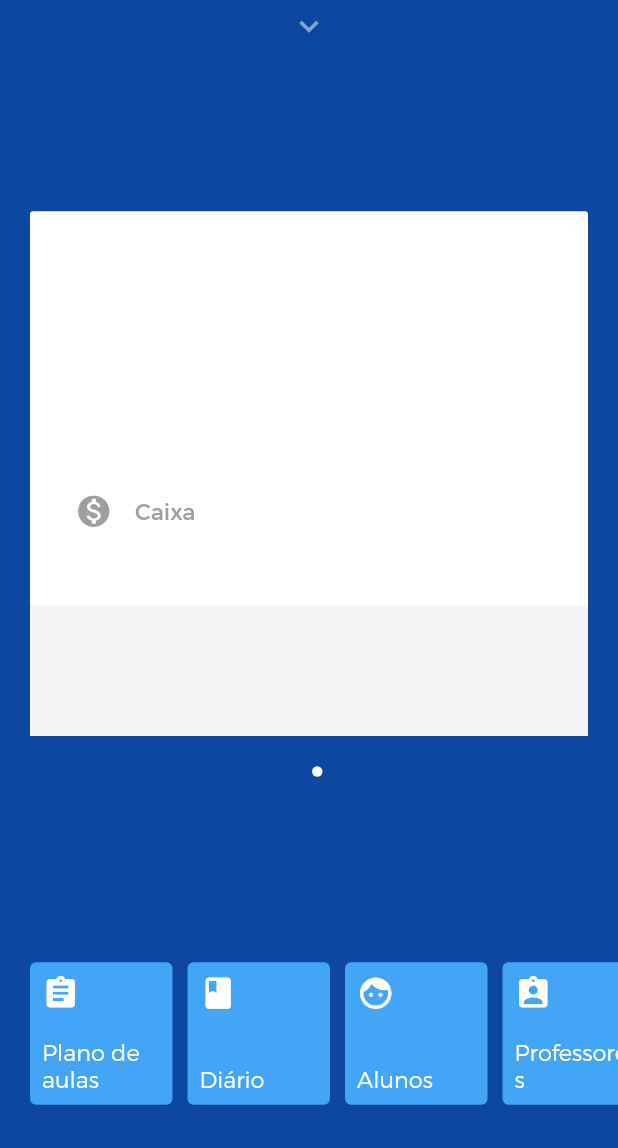
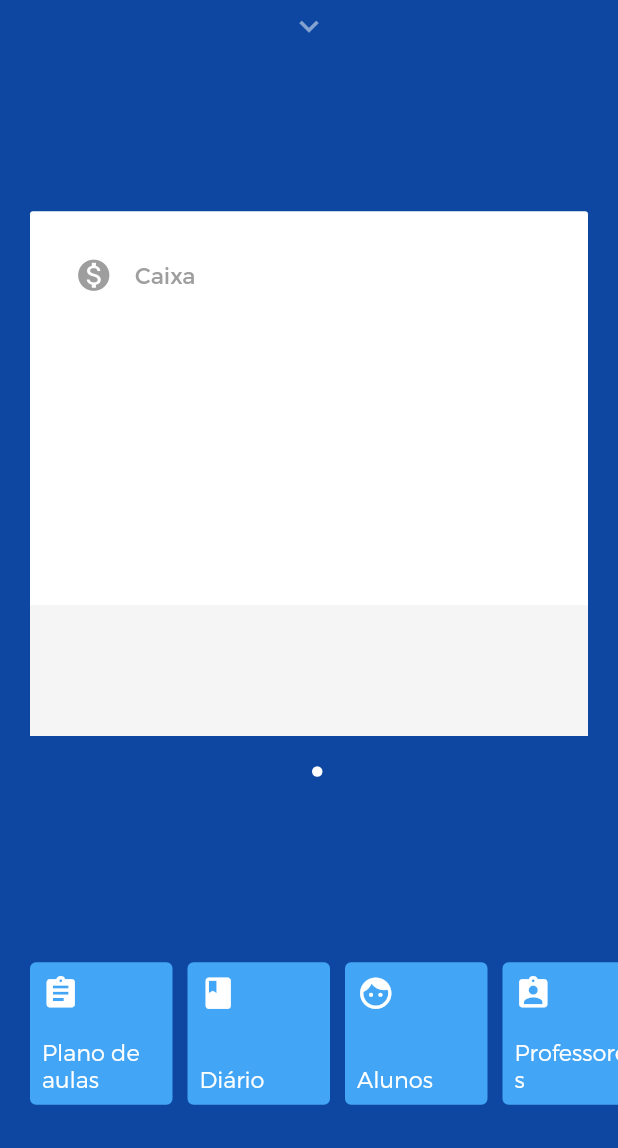
Before and after one commit to guimatech/adad_app, a Flutter app: the screen it shows after launch, swiped to page 2, on a phone screen of 412 x 824 dp, the part 88-1236 px from its top. Run offline on Flutter 3.47's test engine with Material 2 defaults, Android fonts, the phone set to English and light mode, and no system bars; our stand-ins replace rxdart; statements that could not run were skipped.

Commit message:
fix: alignment of floating cards MainAxisAlignment.spaceBetween

```diff
--- a/lib/ui/floating_cards.dart
+++ b/lib/ui/floating_cards.dart
@@ -209,7 +209,7 @@
                 ),
                 alignment: Alignment.center,
                 child: Column(
-                  mainAxisAlignment: MainAxisAlignment.end,
+                  mainAxisAlignment: MainAxisAlignment.spaceBetween,
                   children: <Widget>[
                     buildContainerTop(),
                     child,
```
Also changed, not shown: pubspec.lock.
